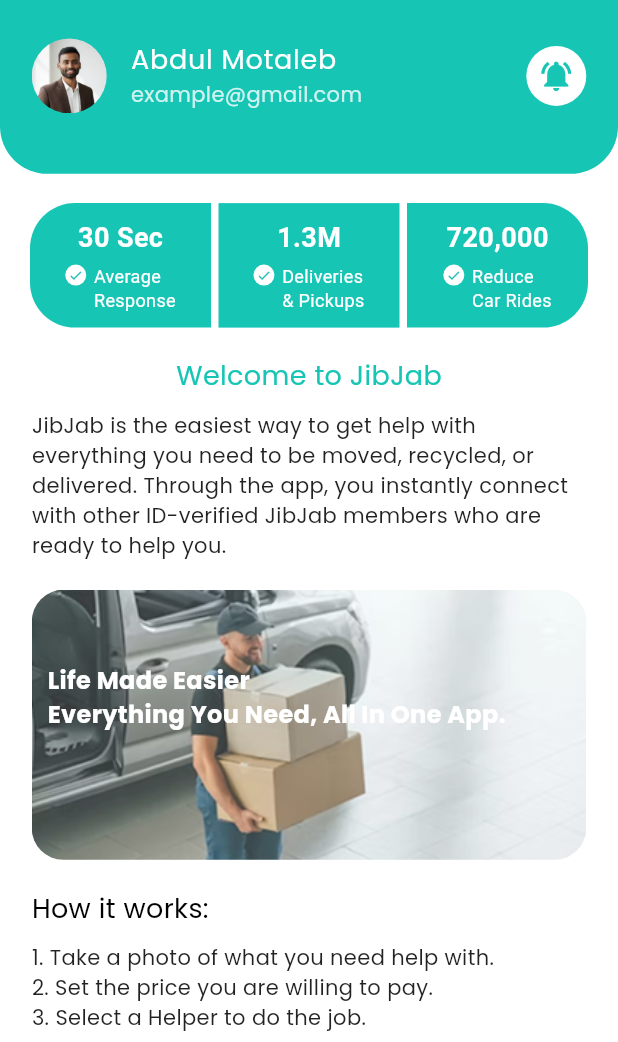
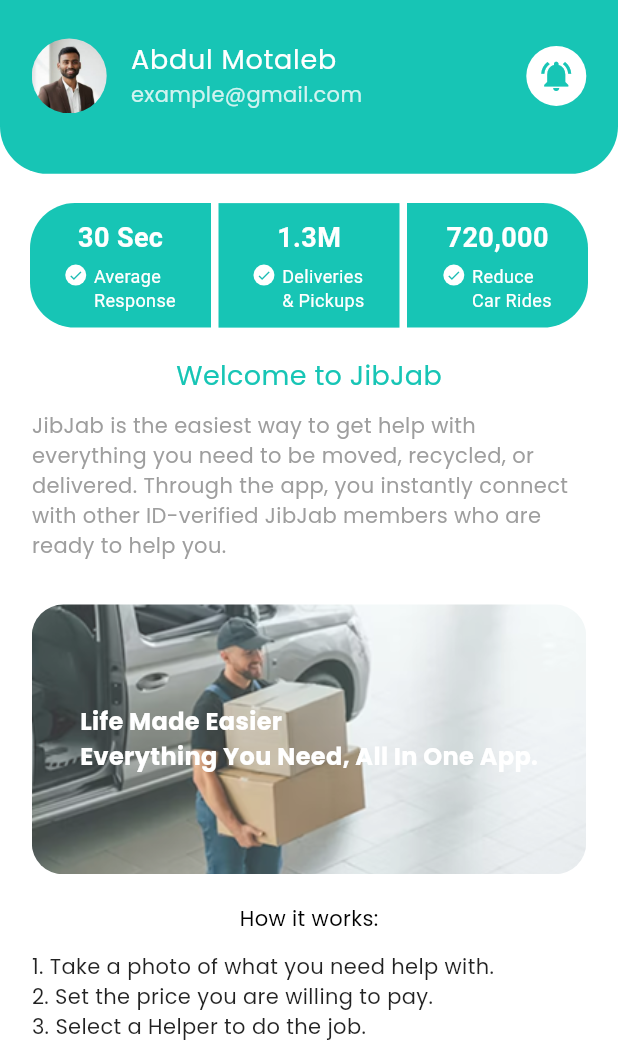
Before and after one commit to learnwithmotaleb/jeebjab_development, a Flutter app: the HomeScreen screen opened by its route, on a phone screen of 412 x 824 dp, the part 194-1236 px from its top. Run offline on Flutter 3.47's test engine with Material 3 defaults, Android fonts, the phone set to English and light mode, and no system bars; our stand-ins replace get, hive, image_picker, internet_connection_checker_plus, logger, pin_code_fields and 3 more; accounts and stored records are empty.

Commit message:
completed android update

```diff
--- a/lib/presentation/screen/auth/login/screen/login_screen.dart
+++ b/lib/presentation/screen/auth/login/screen/login_screen.dart
@@ -64,17 +64,17 @@
                         style: AppTextStyles.title.copyWith(
 
                             color: AppColors.whiteColor, fontSize: 20,
+                          fontWeight: FontWeight.bold
 
                         ),
                       ),
                     ),
-                    SizedBox(height: Dimensions.h(8)),
                     Align(
                       alignment: AlignmentGeometry.centerLeft,
                       child: Text(
                        AppStrings.getStarted.tr,
                         style: AppTextStyles.body.copyWith(
-                            color: AppColors.whiteColor, fontSize: 20),
+                            color: AppColors.whiteColor, fontSize: 16),
                       ),
                     ),
 
--- a/lib/presentation/screen/auth/signup/screen/signup_screen.dart
+++ b/lib/presentation/screen/auth/signup/screen/signup_screen.dart
@@ -58,17 +58,17 @@
                         style: AppTextStyles.title.copyWith(
                           color: AppColors.whiteColor,
                           fontSize: 20,
+                          fontWeight: FontWeight.bold
                         ),
                       ),
                     ),
-                    SizedBox(height: Dimensions.h(8)),
                     Align(
                       alignment: AlignmentGeometry.centerLeft,
                       child: Text(
                         AppStrings.toGetStarted.tr,
                         style: AppTextStyles.body.copyWith(
                           color: AppColors.whiteColor,
-                          fontSize: 20,
+                          fontSize: 16,
                         ),
                       ),
                     ),
--- a/lib/presentation/screen/bottom_nav/page/home/screen/home_screen.dart
+++ b/lib/presentation/screen/bottom_nav/page/home/screen/home_screen.dart
@@ -159,13 +159,13 @@
                   SizedBox(height: Dimensions.h(10)),
                   Text(
                     AppStrings.welcomeToJibJabSubTitle.tr,
-                    style: AppTextStyles.body.copyWith(color: Colors.black87),
+                    style: AppTextStyles.body,
                   ),
                 ],
               ),
             ),
 
-            SizedBox(height: Dimensions.h(20)),
+            SizedBox(height: Dimensions.h(30)),
 
             // Banner Image
             Stack(
@@ -183,14 +183,19 @@
                   ),
                 ),
                 Positioned(
-                  left: Dimensions.w(30),
-                  top: Dimensions.h(50),
+                  top: 0,
+                  bottom: 0,
+                  left: 0,
+                  right: 0,
+
+                  child: Center(
                     child: Text(
                       AppStrings.lifeMakeEasier.tr,
                       style: AppTextStyles.title.copyWith(
                         fontSize: 16,
                         color: Colors.white,
                         fontWeight: FontWeight.bold,
+                      ),
                     ),
                   ),
                 ),
@@ -203,16 +208,23 @@
             Padding(
               padding: EdgeInsets.symmetric(horizontal: Dimensions.w(20)),
               child: Column(
-                crossAxisAlignment: CrossAxisAlignment.start,
+                crossAxisAlignment: CrossAxisAlignment.center,
+                mainAxisAlignment: MainAxisAlignment.center,
                 children: [
                   Text(
                     AppStrings.howItWorks.tr,
-                    style: AppTextStyles.title.copyWith(fontSize: 18,color: AppColors.blackColor,),
+                    style: AppTextStyles.body.copyWith(
+
+                      color: AppColors.blackColor
                     ),
-                  SizedBox(height: Dimensions.h(10)),
-                  Text(
+
+                  ),
+                  SizedBox(height: Dimensions.h(12)),
+                  Center(
+                    child: Text(
                       AppStrings.howItWorksSteps.tr,
                       style: AppTextStyles.body.copyWith(color: Colors.black87),
+                    ),
                   ),
                 ],
               ),
@@ -249,14 +261,18 @@
                   ),
                 ),
                 Positioned(
-                  left: Dimensions.w(30),
-                  top: Dimensions.h(50),
+                  top: 0,
+                  bottom: 0,
+                  left: 0,
+                  right: 0,
+                  child: Center(
                     child: Text(
                       AppStrings.lifeMakeEasier.tr,
                       style: AppTextStyles.title.copyWith(
                         fontSize: 16,
                         color: Colors.white,
                         fontWeight: FontWeight.bold,
+                      ),
                     ),
                   ),
                 ),
@@ -285,14 +301,18 @@
                   ),
                 ),
                 Positioned(
-                  left: Dimensions.w(30),
-                  top: Dimensions.h(50),
+                  top: 0,
+                  bottom: 0,
+                  left: 0,
+                  right: 0,
+                  child: Center(
                     child: Text(
                       AppStrings.lifeMakeEasier.tr,
                       style: AppTextStyles.title.copyWith(
                         fontSize: 16,
                         color: Colors.white,
                         fontWeight: FontWeight.bold,
+                      ),
                     ),
                   ),
                 ),
--- a/lib/utils/app_text_style/app_text_style.dart
+++ b/lib/utils/app_text_style/app_text_style.dart
@@ -21,8 +21,7 @@
   static const TextStyle body = TextStyle(
     fontFamily: "poppins",
     fontSize: 14,
-    fontWeight: FontWeight.w400,
-    color: AppColors.blackColor,
+    color: AppColors.greyColor,
   );
 
   static  TextStyle hint = TextStyle(
```
Lines whose indentation alone changed are shown as unchanged.
